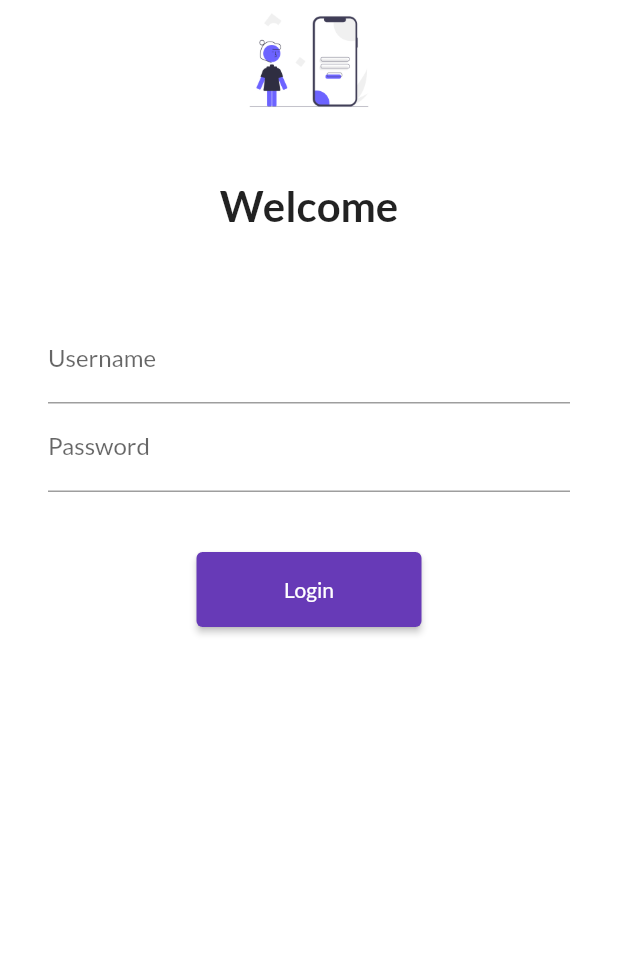
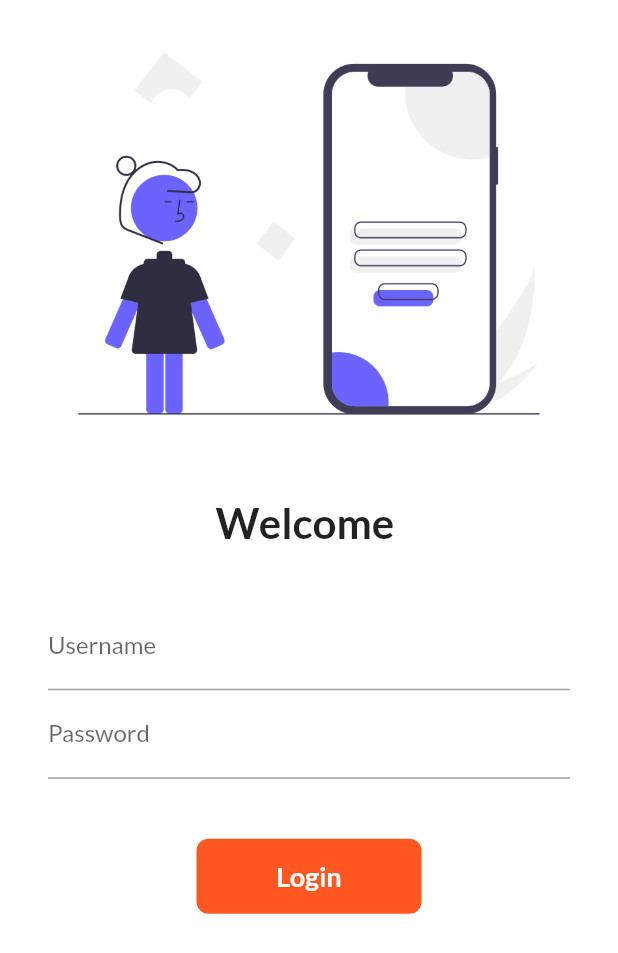
Before and after one commit to vikash232/30DaysOfFlutter, a Flutter app: the screen it shows after launch, on a phone screen of 412 x 824 dp. Shown: the top 953 px of the screen. Run offline on Flutter 3.47's test engine with Material 2 defaults, Android fonts, the phone set to English and light mode, and no system bars; our stand-ins replace google_fonts.

Commit message:
Day 6 Completed

```diff
--- a/lib/main.dart
+++ b/lib/main.dart
@@ -18,7 +18,7 @@ class MyApp extends StatelessWidget {
         primarySwatch: Colors.deepPurple,
         fontFamily: GoogleFonts.lato().fontFamily,
       ),
-      debugShowCheckedModeBanner: false,
+      //debugShowCheckedModeBanner: false,
       darkTheme: ThemeData(
         brightness: Brightness.dark,
       ),
@@ -31,4 +31,5 @@ class MyApp extends StatelessWidget {
     );
   }
 }
-// Today I learnt add fonts, images and create basic page
+// Today I learnt how to push a code on github and how to connect login to navigator and also saw
+// how can we use SingleChild
--- a/lib/pages/home_page.dart
+++ b/lib/pages/home_page.dart
@@ -1,5 +1,3 @@
-import 'dart:html';
-
 import 'package:flutter/material.dart';
 
 class HomePage extends StatelessWidget {
@@ -13,7 +11,7 @@ class HomePage extends StatelessWidget {
       ),
       body: Center(
         child: Container(
-          child: Text("Welcome to ${days} days of flutter by ${name}"),
+          child: Text("Welcome to $days days of flutter by $name"),
         ),
       ),
       drawer: Drawer(),
--- a/lib/pages/login_page.dart
+++ b/lib/pages/login_page.dart
@@ -1,7 +1,15 @@
 import 'package:flutter/material.dart';
 import 'package:flutter_application_1/utils/routes.dart';
 
-class LoginPage extends StatelessWidget {
+class LoginPage extends StatefulWidget {
+  @override
+  _LoginPageState createState() => _LoginPageState();
+}
+
+class _LoginPageState extends State<LoginPage> {
+  String name = "";
+  bool changeButton = false;
+
   @override
   Widget build(BuildContext context) {
     return Material(
@@ -12,20 +20,19 @@ class LoginPage extends StatelessWidget {
             Image.asset(
               "assets/images/mobile.png",
               fit: BoxFit.cover,
-              height: 80.0,
             ),
             SizedBox(
-              height: 40.0,
+              height: 20.0,
             ),
             Text(
-              "Welcome",
+              "Welcome $name",
               style: TextStyle(
                 fontSize: 28,
                 fontWeight: FontWeight.bold,
               ),
             ),
             SizedBox(
-              height: 40.0,
+              height: 20.0,
             ),
             Padding(
               padding:
@@ -48,13 +55,51 @@ class LoginPage extends StatelessWidget {
                   SizedBox(
                     height: 40.0,
                   ),
-                  ElevatedButton(
-                    onPressed: () {
+
+                  InkWell(
+                    onTap: () async {
+                      setState(() {
+                        changeButton = true;
+                      });
+                      await Future.delayed(Duration(seconds: 1));
                       Navigator.pushNamed(context, MyRoutes.homeRoute);
                     },
-                    child: Text("Login"),
-                    style: TextButton.styleFrom(minimumSize: Size(150, 50)),
+                    child: AnimatedContainer(
+                      duration: Duration(seconds: 1),
+                      width: changeButton ? 50 : 150,
+                      height: 50,
+                      alignment: Alignment.center,
+                      child: changeButton
+                          ? Icon(
+                              Icons.done,
+                              color: Colors.white,
+                            )
+                          : Text(
+                              "Login",
+                              style: TextStyle(
+                                color: Colors.white,
+                                fontWeight: FontWeight.bold,
+                                fontSize: 18,
+                              ),
+                            ),
+                      decoration: BoxDecoration(
+                        color: Colors.deepOrange,
+                        // shape: changeButton,
+                        // ? BoxShape.circle,
+                        // : BoxShape.rectangle,
+                        borderRadius:
+                            BorderRadius.circular(changeButton ? 50 : 8),
+                      ),
+                    ),
                   ),
+
+                  // ElevatedButton(
+                  //   onPressed: () {
+                  //     Navigator.pushNamed(context, MyRoutes.homeRoute);
+                  //   },
+                  //   child: Text("Login"),
+                  //   style: TextButton.styleFrom(minimumSize: Size(150, 40)),
+                  // ),
                 ],
               ),
             )
--- a/lib/utils/routes.dart
+++ b/lib/utils/routes.dart
@@ -1,6 +1,4 @@
 class MyRoutes {
   static String loginRoute = "/login";
   static String homeRoute = "/home";
-
-
 }
```
